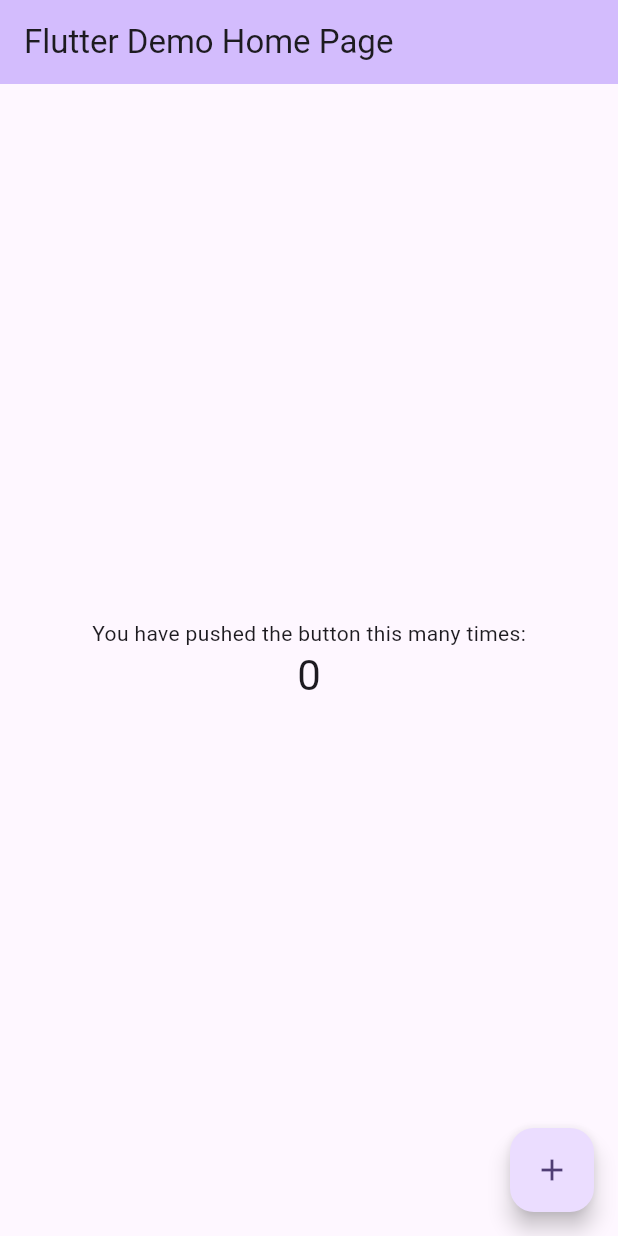
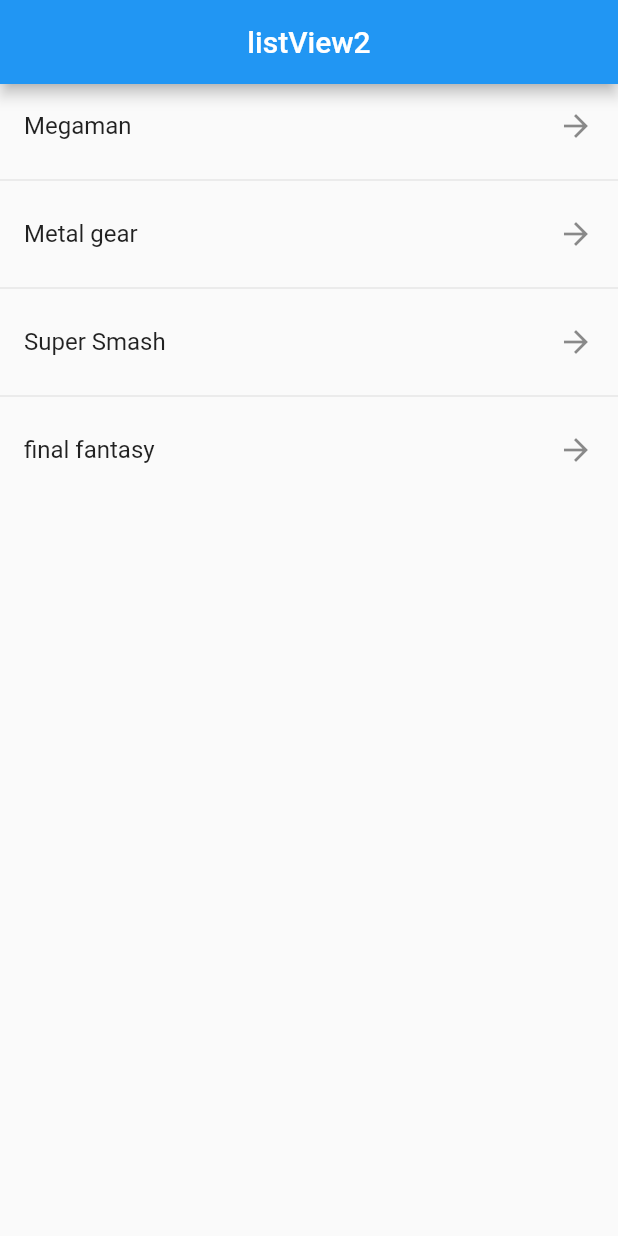
Before and after one commit to JonathanQuezada01/Flutter_componentes, a Flutter app: the screen it shows after launch, on a phone screen of 412 x 824 dp. Run offline on Flutter 3.47's test engine with Material 2 defaults, Android fonts, the phone set to English and light mode, and no system bars.

Commit message:
construccion del listview con separacion

```diff
--- a/lib/main.dart
+++ b/lib/main.dart
@@ -1,125 +1,18 @@
+import 'package:componentes/screens/listview2_screen.dart';
 import 'package:flutter/material.dart';
+// import 'package:componentes/screens/listview1_screen.dart' show ListView1Screen;
 
-void main() {
-  runApp(const MyApp());
-}
+void main() => runApp(const MyApp());
 
 class MyApp extends StatelessWidget {
   const MyApp({super.key});
 
-  // This widget is the root of your application.
   @override
   Widget build(BuildContext context) {
-    return MaterialApp(
-      title: 'Flutter Demo',
-      theme: ThemeData(
-        // This is the theme of your application.
-        //
-        // TRY THIS: Try running your application with "flutter run". You'll see
-        // the application has a blue toolbar. Then, without quitting the app,
-        // try changing the seedColor in the colorScheme below to Colors.green
-        // and then invoke "hot reload" (save your changes or press the "hot
-        // reload" button in a Flutter-supported IDE, or press "r" if you used
-        // the command line to start the app).
-        //
-        // Notice that the counter didn't reset back to zero; the application
-        // state is not lost during the reload. To reset the state, use hot
-        // restart instead.
-        //
-        // This works for code too, not just values: Most code changes can be
-        // tested with just a hot reload.
-        colorScheme: ColorScheme.fromSeed(seedColor: Colors.deepPurple),
-        useMaterial3: true,
-      ),
-      home: const MyHomePage(title: 'Flutter Demo Home Page'),
+    return const MaterialApp(
+      debugShowCheckedModeBanner: false,
+      title: 'Material app',
+      home: ListView2Screen(),
     );
   }
 }
-
-class MyHomePage extends StatefulWidget {
-  const MyHomePage({super.key, required this.title});
-
-  // This widget is the home page of your application. It is stateful, meaning
-  // that it has a State object (defined below) that contains fields that affect
-  // how it looks.
-
-  // This class is the configuration for the state. It holds the values (in this
-  // case the title) provided by the parent (in this case the App widget) and
-  // used by the build method of the State. Fields in a Widget subclass are
-  // always marked "final".
-
-  final String title;
-
-  @override
-  State<MyHomePage> createState() => _MyHomePageState();
-}
-
-class _MyHomePageState extends State<MyHomePage> {
-  int _counter = 0;
-
-  void _incrementCounter() {
-    setState(() {
-      // This call to setState tells the Flutter framework that something has
-      // changed in this State, which causes it to rerun the build method below
-      // so that the display can reflect the updated values. If we changed
-      // _counter without calling setState(), then the build method would not be
-      // called again, and so nothing would appear to happen.
-      _counter++;
-    });
-  }
-
-  @override
-  Widget build(BuildContext context) {
-    // This method is rerun every time setState is called, for instance as done
-    // by the _incrementCounter method above.
-    //
-    // The Flutter framework has been optimized to make rerunning build methods
-    // fast, so that you can just rebuild anything that needs updating rather
-    // than having to individually change instances of widgets.
-    return Scaffold(
-      appBar: AppBar(
-        // TRY THIS: Try changing the color here to a specific color (to
-        // Colors.amber, perhaps?) and trigger a hot reload to see the AppBar
-        // change color while the other colors stay the same.
-        backgroundColor: Theme.of(context).colorScheme.inversePrimary,
-        // Here we take the value from the MyHomePage object that was created by
-        // the App.build method, and use it to set our appbar title.
-        title: Text(widget.title),
-      ),
-      body: Center(
-        // Center is a layout widget. It takes a single child and positions it
-        // in the middle of the parent.
-        child: Column(
-          // Column is also a layout widget. It takes a list of children and
-          // arranges them vertically. By default, it sizes itself to fit its
-          // children horizontally, and tries to be as tall as its parent.
-          //
-          // Column has various properties to control how it sizes itself and
-          // how it positions its children. Here we use mainAxisAlignment to
-          // center the children vertically; the main axis here is the vertical
-          // axis because Columns are vertical (the cross axis would be
-          // horizontal).
-          //
-          // TRY THIS: Invoke "debug painting" (choose the "Toggle Debug Paint"
-          // action in the IDE, or press "p" in the console), to see the
-          // wireframe for each widget.
-          mainAxisAlignment: MainAxisAlignment.center,
-          children: <Widget>[
-            const Text(
-              'You have pushed the button this many times:',
-            ),
-            Text(
-              '$_counter',
-              style: Theme.of(context).textTheme.headlineMedium,
-            ),
-          ],
-        ),
-      ),
-      floatingActionButton: FloatingActionButton(
-        onPressed: _incrementCounter,
-        tooltip: 'Increment',
-        child: const Icon(Icons.add),
-      ), // This trailing comma makes auto-formatting nicer for build methods.
-    );
-  }
-}
--- /dev/null
+++ b/lib/screens/listview1_screen.dart
@@ -0,0 +1,38 @@
+import 'package:flutter/material.dart';
+
+class ListView1Screen extends StatelessWidget {
+  //Lista de texto que se le ingresara al ListView
+  final options = const [
+    'Megaman',
+    'Metal gear',
+    'Super Smash',
+    'final fantasy',
+  ];
+  const ListView1Screen({Key? key}) : super(key: key);
+
+  @override
+  Widget build(BuildContext context) {
+    return Scaffold(
+        appBar: AppBar(
+          centerTitle: true,
+          title: const Text(
+            'listView1',
+          ),
+        ),
+        body: ListView(
+          //se crea el listView
+          children: [
+            ...options
+                .map((game) //Se desestructura options y se mete en game
+                    =>
+                    ListTile(
+                      title: Text(game), //se pone el game en el texto
+                      trailing: const Icon(Icons
+                          .arrow_forward), //Se le pone un icono a cada texto de la ListView
+                      //Se pone en el lisTile,
+                    ))
+                .toList(),
+          ],
+        ));
+  }
+}
--- /dev/null
+++ b/lib/screens/listview2_screen.dart
@@ -0,0 +1,36 @@
+import 'package:flutter/material.dart';
+
+class ListView2Screen extends StatelessWidget {
+  //Lista de texto que se le ingresara al ListView
+  final options = const [
+    'Megaman',
+    'Metal gear',
+    'Super Smash',
+    'final fantasy',
+  ];
+  const ListView2Screen({Key? key}) : super(key: key);
+
+  @override
+  Widget build(BuildContext context) {
+    return Scaffold(
+        appBar: AppBar(
+          centerTitle: true,
+          title: const Text(
+            'listView2',
+          ),
+        ),
+        body: ListView.separated(
+            itemCount: options.length,
+            separatorBuilder: (context, i) => const Divider(),
+            itemBuilder: (
+              context,
+              i,
+            ) {
+              return ListTile(
+                title: Text(options[i]),
+                trailing: const Icon(Icons.arrow_forward),
+                onTap: () {},
+              );
+            }));
+  }
+}
```
